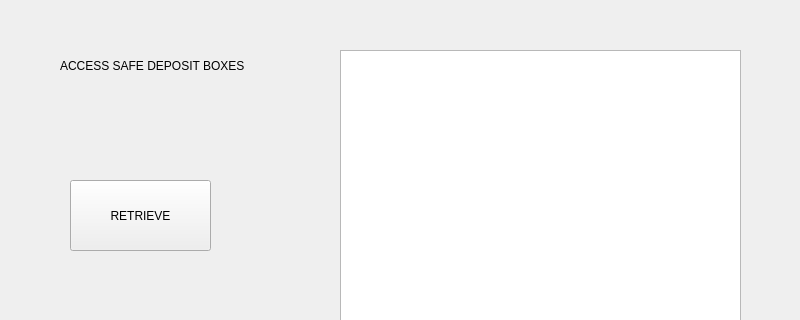
First picture: the form in FlexVault_Qt/userboxaccess.ui, repository andreaslydemann/FlexVault, before the edit; both pictures show x 0 to 800 and y 0 to 320 of the 800 by 480 pixel window.
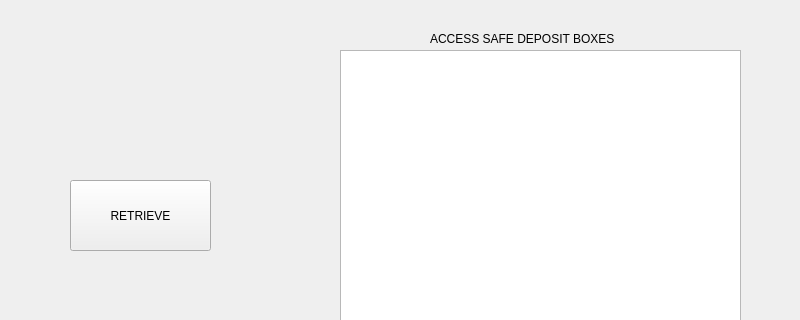
Second picture: the form after the edit.

Diff of the .ui file:
```diff
--- a/FlexVault_Qt/userboxaccess.ui
+++ b/FlexVault_Qt/userboxaccess.ui
@@ -52,10 +52,10 @@
   <widget class="QLabel" name="label">
    <property name="geometry">
     <rect>
-     <x>60</x>
-     <y>50</y>
-     <width>261</width>
-     <height>31</height>
+     <x>430</x>
+     <y>30</y>
+     <width>271</width>
+     <height>17</height>
     </rect>
    </property>
    <property name="text">
```
